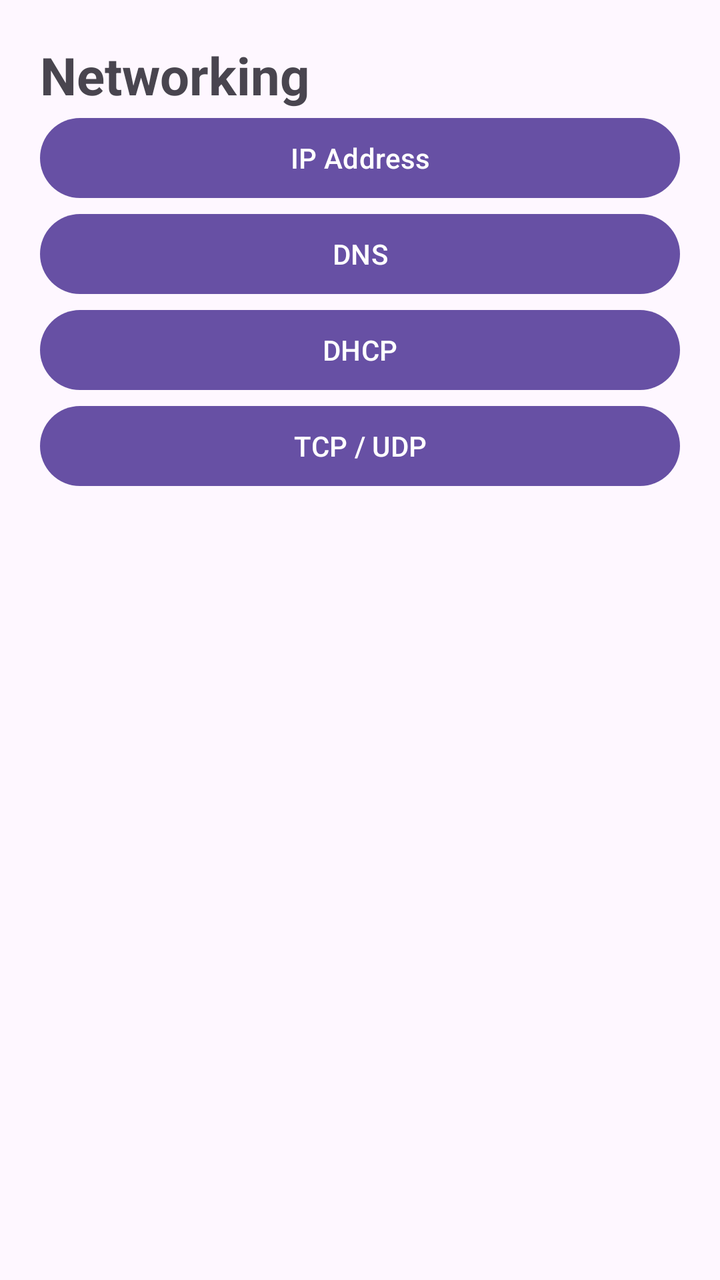
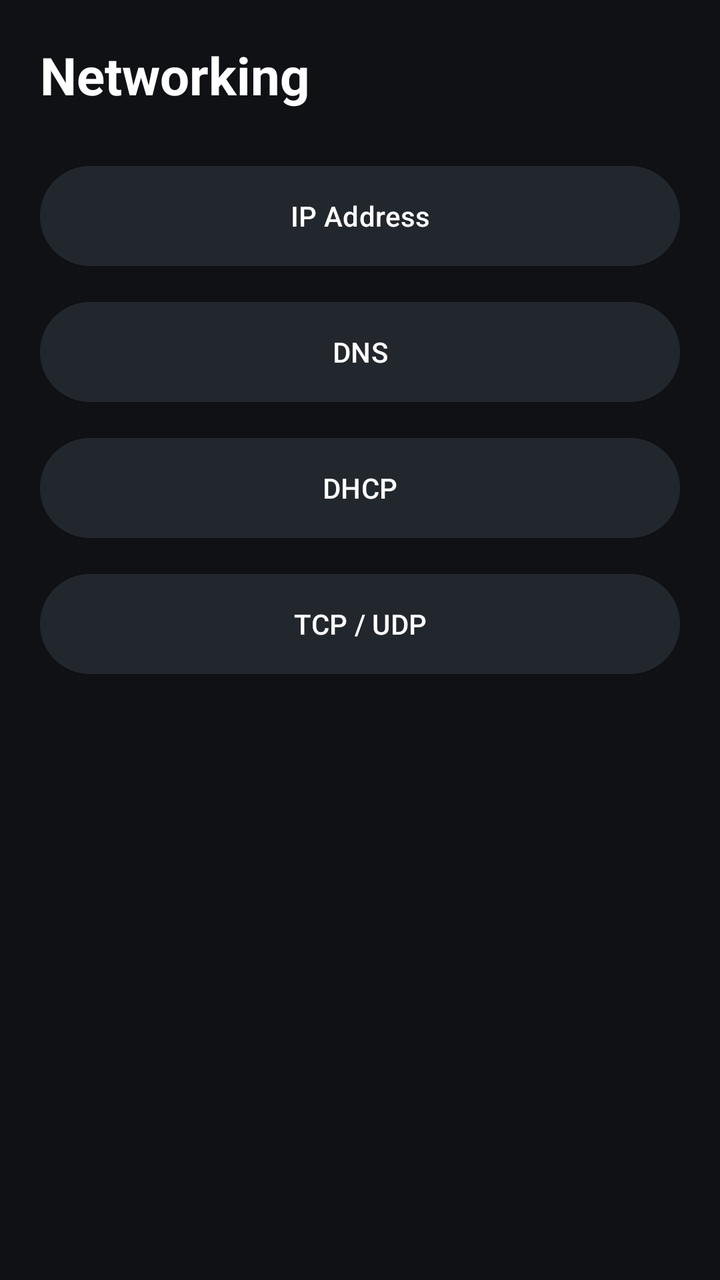

The first picture is an Android layout as it rendered before a commit; the second is the same layout after the commit. The layout source and the unified diff follow.
<!-- AndroidManifest.xml: application theme Theme.ITStudyBuddy2 -->
<!-- res/layout/activity_networking.xml -->
<?xml version="1.0" encoding="utf-8"?>
<ScrollView
    xmlns:android="http://schemas.android.com/apk/res/android"
    android:layout_width="match_parent"
    android:layout_height="match_parent">

    <LinearLayout
        android:layout_width="match_parent"
        android:layout_height="wrap_content"
        android:orientation="vertical"
        android:padding="20dp">

        <TextView
            android:layout_width="match_parent"
            android:layout_height="wrap_content"
            android:text="Networking"
            android:textSize="26sp"
            android:textStyle="bold" />

        <Button
            android:id="@+id/ipButton"
            android:layout_width="match_parent"
            android:layout_height="wrap_content"
            android:text="IP Address" />

        <Button
            android:id="@+id/dnsButton"
            android:layout_width="match_parent"
            android:layout_height="wrap_content"
            android:text="DNS" />

        <Button
            android:id="@+id/dhcpButton"
            android:layout_width="match_parent"
            android:layout_height="wrap_content"
            android:text="DHCP" />

        <Button
            android:id="@+id/tcpButton"
            android:layout_width="match_parent"
            android:layout_height="wrap_content"
            android:text="TCP / UDP" />

    </LinearLayout>

</ScrollView>
<!-- resources referenced by this layout -->
<resources>
  <style name="Theme.ITStudyBuddy2" parent="Base.Theme.ITStudyBuddy2" />
  <style name="Base.Theme.ITStudyBuddy2" parent="Theme.Material3.DayNight.NoActionBar">
          
          
      </style>
</resources>

<!-- the commit's change to res/layout/activity_networking.xml (unified diff, before → after) -->
@@ -1,46 +1,70 @@
 <?xml version="1.0" encoding="utf-8"?>
-<ScrollView
+<androidx.constraintlayout.widget.ConstraintLayout
     xmlns:android="http://schemas.android.com/apk/res/android"
+    xmlns:app="http://schemas.android.com/apk/res-auto"
     android:layout_width="match_parent"
-    android:layout_height="match_parent">
+    android:layout_height="match_parent"
+    android:background="@color/vs_background"
+    android:padding="20dp">
 
-    <LinearLayout
-        android:layout_width="match_parent"
+    <TextView
+        android:id="@+id/networkingTitle"
+        android:layout_width="0dp"
         android:layout_height="wrap_content"
-        android:orientation="vertical"
-        android:padding="20dp">
+        android:text="Networking"
+        android:textColor="@color/vs_text"
+        android:textSize="26sp"
+        android:textStyle="bold"
+        app:layout_constraintTop_toTopOf="parent"
+        app:layout_constraintStart_toStartOf="parent"
+        app:layout_constraintEnd_toEndOf="parent" />
 
-        <TextView
-            android:layout_width="match_parent"
-            android:layout_height="wrap_content"
-            android:text="Networking"
-            android:textSize="26sp"
-            android:textStyle="bold" />
+    <Button
+        android:id="@+id/ipButton"
+        android:layout_width="0dp"
+        android:layout_height="58dp"
+        android:layout_marginTop="24dp"
+        android:text="IP Address"
+        android:textColor="@color/vs_text"
+        android:backgroundTint="@color/vs_surface_light"
+        app:layout_constraintTop_toBottomOf="@id/networkingTitle"
+        app:layout_constraintStart_toStartOf="parent"
+        app:layout_constraintEnd_toEndOf="parent" />
 
-        <Button
-            android:id="@+id/ipButton"
-            android:layout_width="match_parent"
-            android:layout_height="wrap_content"
-            android:text="IP Address" />
+    <Button
+        android:id="@+id/dnsButton"
+        android:layout_width="0dp"
+        android:layout_height="58dp"
+        android:layout_marginTop="10dp"
+        android:text="DNS"
+        android:textColor="@color/vs_text"
+        android:backgroundTint="@color/vs_surface_light"
+        app:layout_constraintTop_toBottomOf="@id/ipButton"
+        app:layout_constraintStart_toStartOf="parent"
+        app:layout_constraintEnd_toEndOf="parent" />
 
-        <Button
-            android:id="@+id/dnsButton"
-            android:layout_width="match_parent"
-            android:layout_height="wrap_content"
-            android:text="DNS" />
+    <Button
+        android:id="@+id/dhcpButton"
+        android:layout_width="0dp"
+        android:layout_height="58dp"
+        android:layout_marginTop="10dp"
+        android:text="DHCP"
+        android:textColor="@color/vs_text"
+        android:backgroundTint="@color/vs_surface_light"
+        app:layout_constraintTop_toBottomOf="@id/dnsButton"
+        app:layout_constraintStart_toStartOf="parent"
+        app:layout_constraintEnd_toEndOf="parent" />
 
-        <Button
-            android:id="@+id/dhcpButton"
-            android:layout_width="match_parent"
-            android:layout_height="wrap_content"
-            android:text="DHCP" />
+    <Button
+        android:id="@+id/tcpButton"
+        android:layout_width="0dp"
+        android:layout_height="58dp"
+        android:layout_marginTop="10dp"
+        android:text="TCP / UDP"
+        android:textColor="@color/vs_text"
+        android:backgroundTint="@color/vs_surface_light"
+        app:layout_constraintTop_toBottomOf="@id/dhcpButton"
+        app:layout_constraintStart_toStartOf="parent"
+        app:layout_constraintEnd_toEndOf="parent" />
 
-        <Button
-            android:id="@+id/tcpButton"
-            android:layout_width="match_parent"
-            android:layout_height="wrap_content"
-            android:text="TCP / UDP" />
-
-    </LinearLayout>
-
-</ScrollView>
+</androidx.constraintlayout.widget.ConstraintLayout>
<!-- resource entries referenced after the edit -->
@@ -1,5 +1,8 @@
 <!-- resources referenced by this layout -->
 <resources>
+  <color name="vs_background">#0F1115</color>
+  <color name="vs_surface_light">#22262D</color>
+  <color name="vs_text">#FFFFFF</color>
   <style name="Theme.ITStudyBuddy2" parent="Base.Theme.ITStudyBuddy2" />
   <style name="Base.Theme.ITStudyBuddy2" parent="Theme.Material3.DayNight.NoActionBar">
           
